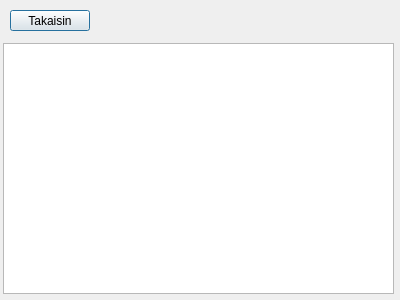
JnsRdnp/ATM-Simulator, file frontend/account/accountdialog.ui: the form before one commit.
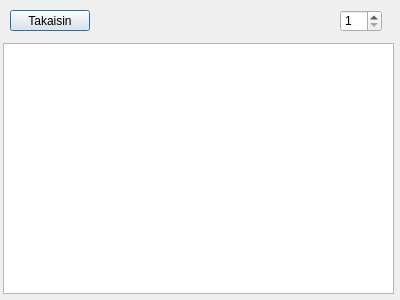
The form after the commit.

Commit message: account history page spinbox

```diff
--- a/frontend/account/accountdialog.ui
+++ b/frontend/account/accountdialog.ui
@@ -42,6 +42,22 @@
     </font>
    </property>
   </widget>
+  <widget class="QSpinBox" name="btnPage">
+   <property name="geometry">
+    <rect>
+     <x>340</x>
+     <y>10</y>
+     <width>42</width>
+     <height>22</height>
+    </rect>
+   </property>
+   <property name="minimum">
+    <number>1</number>
+   </property>
+   <property name="maximum">
+    <number>500</number>
+   </property>
+  </widget>
  </widget>
  <resources/>
  <connections/>
```
Left out of the diff: 6 changed lines with no effect on the pictures. The commit also changes 5 other files.
